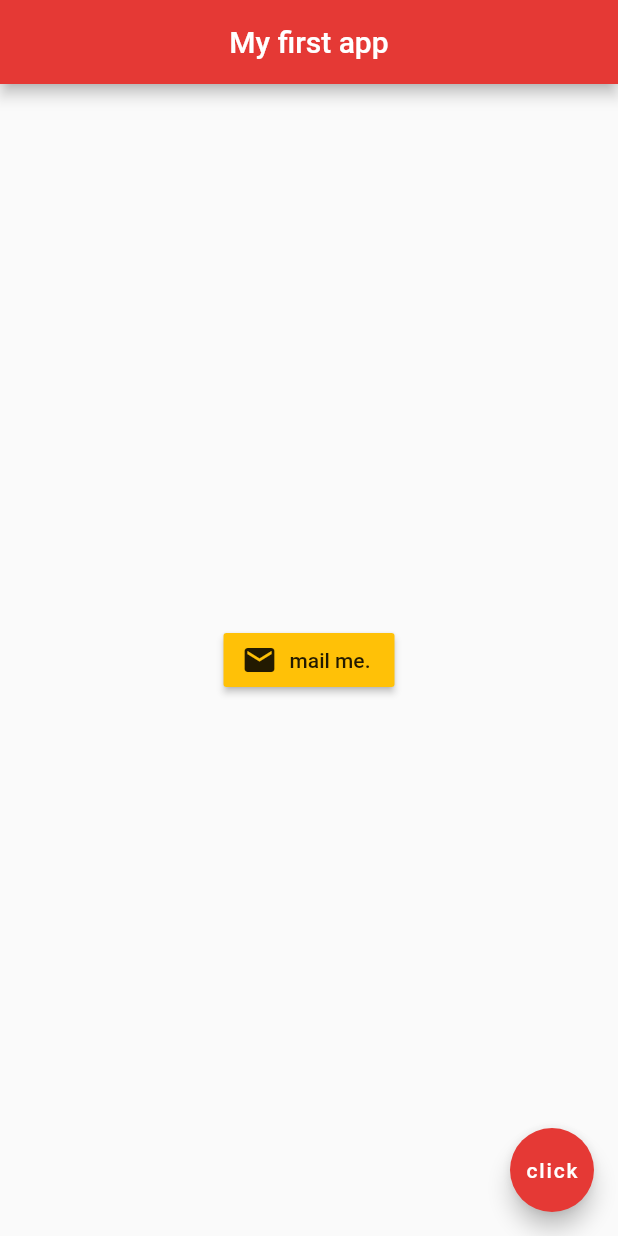
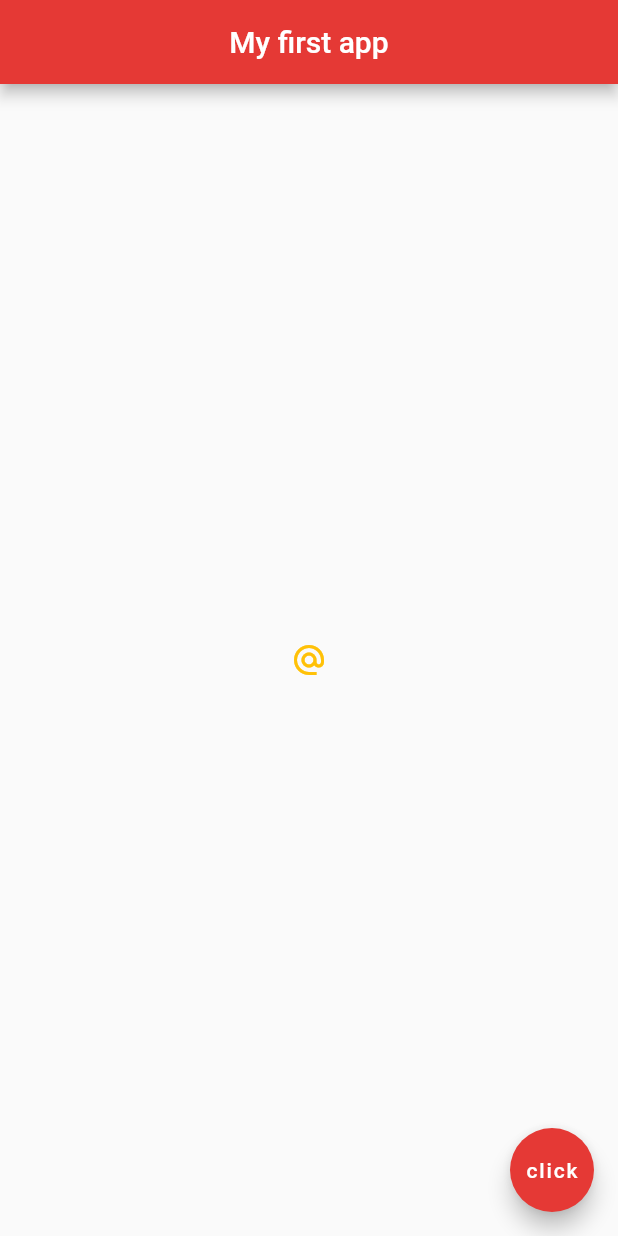
Before and after one commit to NguyenPhatBG/flutter-app-01, a Flutter app: the screen it shows after launch, on a phone screen of 412 x 824 dp. Run offline on Flutter 3.47's test engine with Material 2 defaults, Android fonts, the phone set to English and light mode, and no system bars.

Commit message:
IconButton Widget pressed

```diff
--- a/lib/main.dart
+++ b/lib/main.dart
@@ -14,14 +14,13 @@ class Home extends StatelessWidget {
         backgroundColor: Colors.red[600],
       ),
       body: Center(
-        child: RaisedButton.icon(
-            onPressed: () {},
-            icon: Icon(
-              Icons.email
-            ),
-            label: Text('mail me.'),
+        child: IconButton(
+          onPressed: () {
+            print('icon button pressed');
+          },
+          icon: Icon(Icons.alternate_email),
           color: Colors.amber,
-        )
+        ),
       ),
       floatingActionButton: FloatingActionButton(
         onPressed: () {},
```
